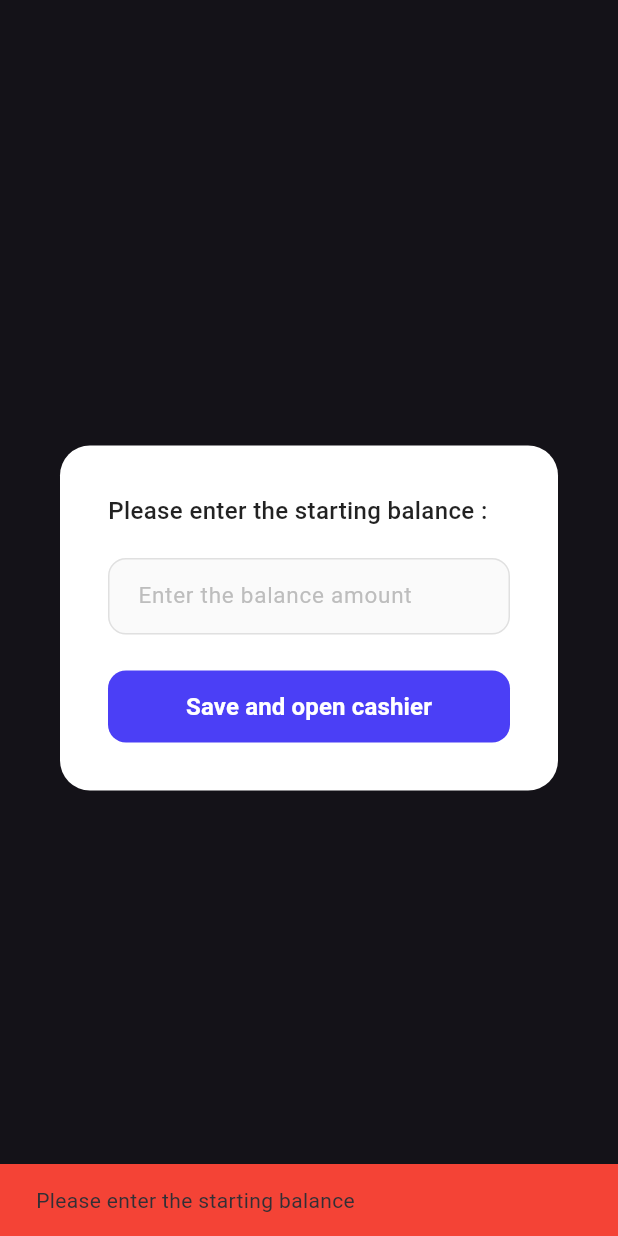
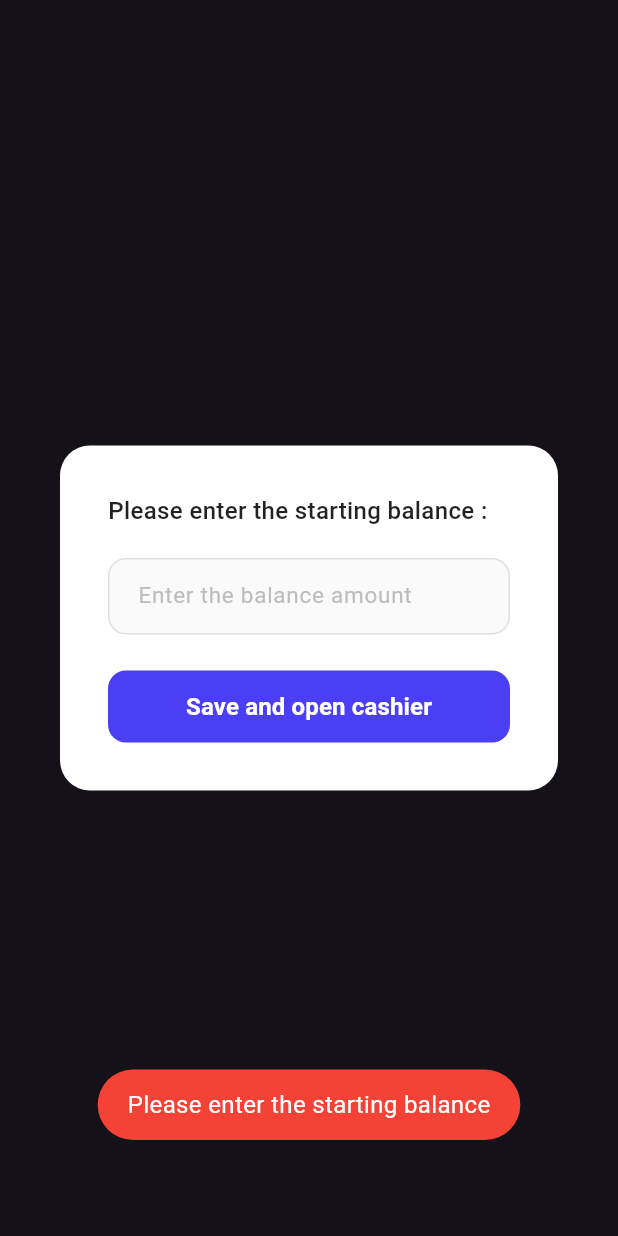
Before and after one commit to cjnsj/proyek_horeka_post_plus, a Flutter app: the StartingBalanceDialog widget shown alone on an empty page, opened directly with empty values, after a tap on "Save and open cashier", on a phone screen of 412 x 824 dp. Run offline on Flutter 3.47's test engine with Material 3 defaults, Android fonts, the phone set to English and light mode, and no system bars; our stand-ins replace device_info_plus, equatable, flutter_bloc, flutter_svg, fluttertoast, image_picker and 2 more; missing offline and left inert: esc_pos_utils_plus, flutter_pos_printer_platform_image_3; accounts and stored records are empty.

Commit message:
refactor: Replace SnackBar with ToastUtils in starting_balance_dialog.dart

```diff
--- a/lib/features/dashboard/dialogs/starting_balance_dialog.dart
+++ b/lib/features/dashboard/dialogs/starting_balance_dialog.dart
@@ -1,5 +1,6 @@
 import 'package:flutter/material.dart';
 import 'package:flutter/services.dart';
+import 'package:horeka_post_plus/core/utils/toast_utils.dart';
 import 'package:horeka_post_plus/features/dashboard/view/dashboard_constants.dart';
 import 'package:intl/intl.dart';
 import 'package:horeka_post_plus/features/dashboard/dialogs/konfirmasi_saldo_dialog.dart';
@@ -55,13 +56,13 @@ class _StartingBalanceDialogState extends State<StartingBalanceDialog> {
   void _saveBalance() {
     final balanceText = _balanceController.text.trim();
     if (balanceText.isEmpty) {
-      ScaffoldMessenger.of(context).showSnackBar(const SnackBar(content: Text('Please enter the starting balance'), backgroundColor: Colors.red));
+      ToastUtils.showErrorToast('Please enter the starting balance');
       return;
     }
     final numericString = balanceText.replaceAll(RegExp(r'[^0-9]'), '');
     final amount = int.tryParse(numericString) ?? 0;
     if (amount <= 0) {
-      ScaffoldMessenger.of(context).showSnackBar(const SnackBar(content: Text('Starting balance must be greater than 0'), backgroundColor: Colors.red));
+      ToastUtils.showErrorToast('Starting balance must be greater than 0');
       return;
     }
 
```
